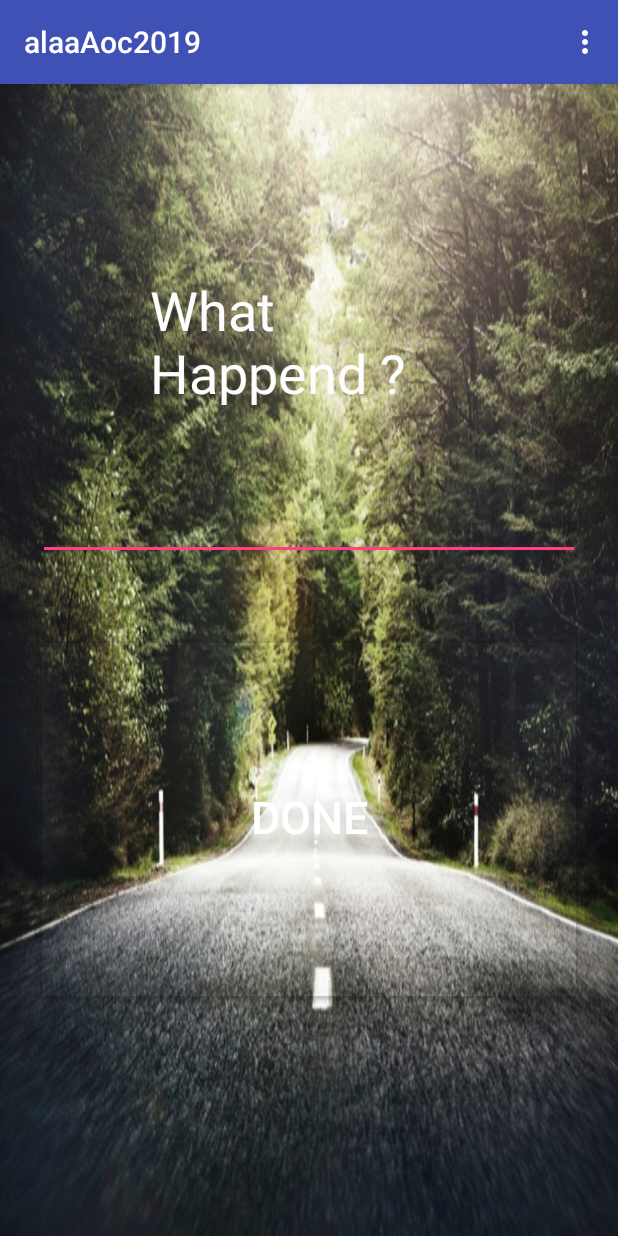
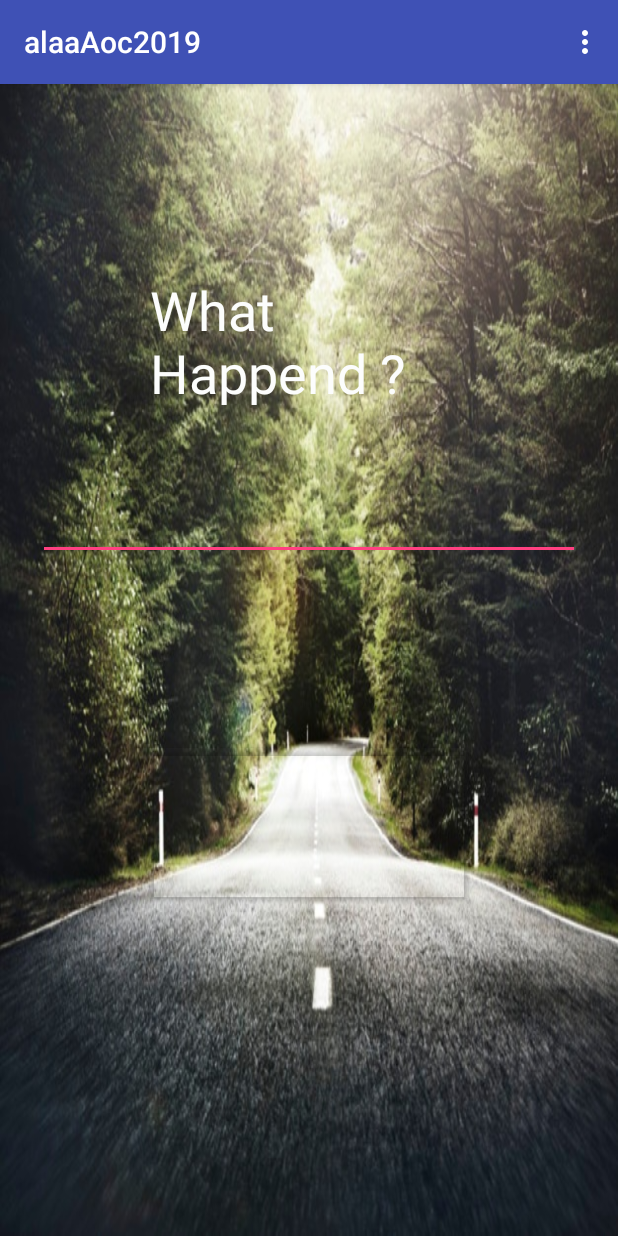
Before and after one commit to alaayouni/alaaAoc20191, an Android app: the MainActivity screen opened directly, with no data from a screen before it, on a phone screen of 412 x 824 dp. Run offline under Robolectric (Android 15) with nearby library versions, the phone set to English and light mode, and no system bars.

Commit message:
lulu lulu lulu

```diff
--- a/app/src/main/res/layout/activity_main.xml
+++ b/app/src/main/res/layout/activity_main.xml
@@ -38,14 +38,14 @@
     <Button
         android:id="@+id/buttonLogIn"
         android:layout_width="match_parent"
-        android:layout_height="wrap_content"
-        android:layout_margin="25dp"
+        android:layout_height="100dp"
+        android:layout_margin="100dp"
         android:background="#232924"
         android:backgroundTint="#03FFFFFF"
         android:padding="100dp"
         android:text="Done"
-        android:textColor="#FFFFFF"
-        android:textColorHint="#FFFFFF"
+        android:textColor="#2D3D2E"
+        android:textColorHint="#2C3F2D"
         android:textSize="30sp" />
 
 </LinearLayout>
```
